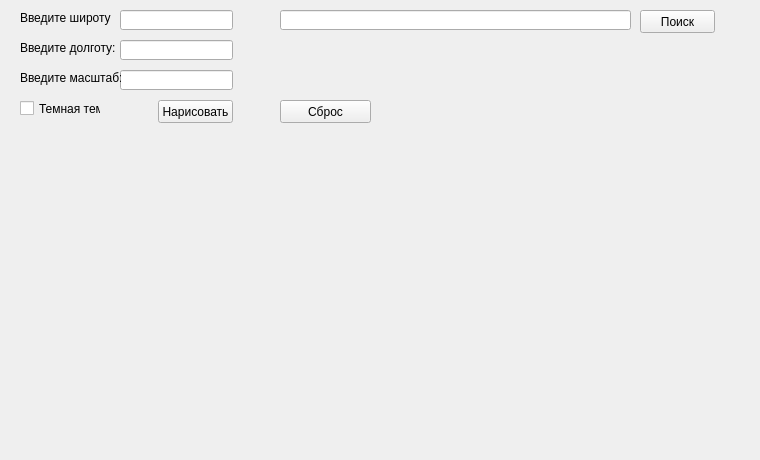
First picture: the form in ui_file.ui, repository heNtY1/big_api_task, before the edit.
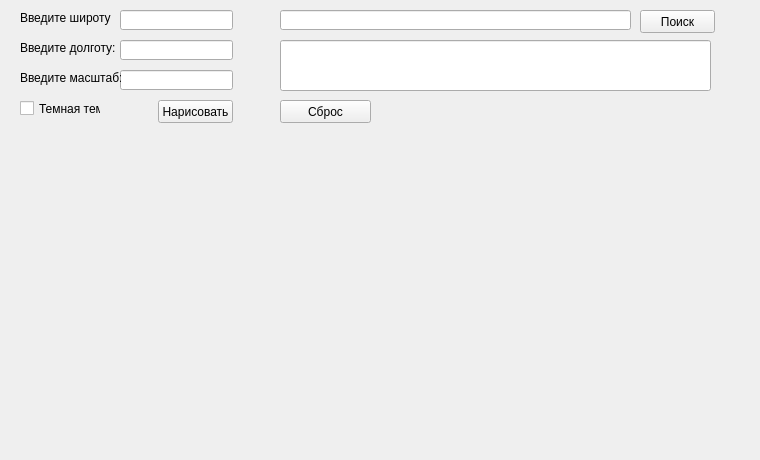
Second picture: the form after the edit.

The edit to the form file:
```diff
--- a/ui_file.ui
+++ b/ui_file.ui
@@ -181,6 +181,16 @@
     <string>Сброс</string>
    </property>
   </widget>
+  <widget class="QLineEdit" name="adres_Edit">
+   <property name="geometry">
+    <rect>
+     <x>280</x>
+     <y>40</y>
+     <width>431</width>
+     <height>51</height>
+    </rect>
+   </property>
+  </widget>
  </widget>
  <resources/>
  <connections/>
```
